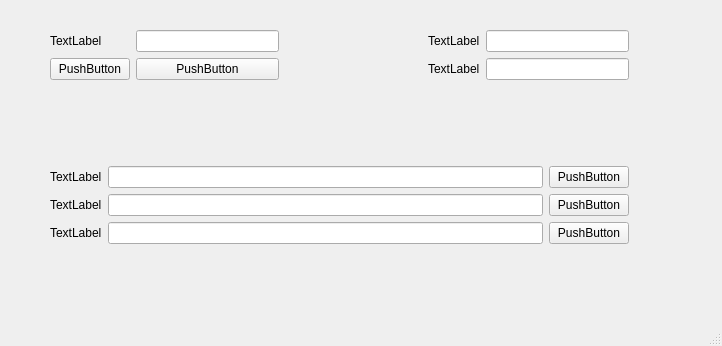
Before: the Qt Designer form samp4_1/mainwindow.ui in wlnetman/Qt59_cpp_dev_guide, drawn with Qt 5.
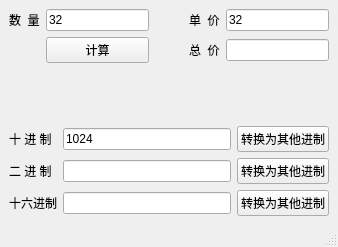
After: the same form once the commit is applied.

Patch:
```diff
--- a/samp4_1/mainwindow.ui
+++ b/samp4_1/mainwindow.ui
@@ -6,23 +6,16 @@
    <rect>
     <x>0</x>
     <y>0</y>
-    <width>722</width>
-    <height>346</height>
+    <width>338</width>
+    <height>247</height>
    </rect>
   </property>
   <property name="windowTitle">
    <string>MainWindow</string>
   </property>
   <widget class="QWidget" name="centralwidget">
-   <widget class="QWidget" name="">
-    <property name="geometry">
-     <rect>
-      <x>50</x>
-      <y>30</y>
-      <width>579</width>
-      <height>214</height>
-     </rect>
-    </property>
+   <layout class="QGridLayout" name="gridLayout_3">
+    <item row="0" column="0">
     <layout class="QVBoxLayout" name="verticalLayout">
      <item>
       <layout class="QGridLayout" name="gridLayout">
@@ -40,36 +33,37 @@
         </spacer>
        </item>
        <item row="0" column="4">
-        <widget class="QLineEdit" name="lineEdit_2"/>
+         <widget class="QLineEdit" name="edPrice">
+          <property name="text">
+           <string>32</string>
+          </property>
+         </widget>
        </item>
        <item row="0" column="3">
         <widget class="QLabel" name="label_2">
          <property name="text">
-          <string>TextLabel</string>
+           <string>单  价</string>
          </property>
         </widget>
        </item>
        <item row="0" column="0">
         <widget class="QLabel" name="label">
          <property name="text">
-          <string>TextLabel</string>
+           <string>数  量</string>
          </property>
         </widget>
        </item>
        <item row="0" column="1">
-        <widget class="QLineEdit" name="lineEdit"/>
-       </item>
-       <item row="1" column="0">
-        <widget class="QPushButton" name="pushButton">
+         <widget class="QLineEdit" name="edNum">
          <property name="text">
-          <string>PushButton</string>
+           <string>32</string>
          </property>
         </widget>
        </item>
        <item row="1" column="1">
         <widget class="QPushButton" name="pushButton_2">
          <property name="text">
-          <string>PushButton</string>
+           <string>计算</string>
          </property>
         </widget>
        </item>
@@ -89,7 +83,7 @@
        <item row="1" column="3">
         <widget class="QLabel" name="label_3">
          <property name="text">
-          <string>TextLabel</string>
+           <string>总  价</string>
          </property>
         </widget>
        </item>
@@ -116,58 +110,67 @@
        <item row="0" column="0">
         <widget class="QLabel" name="label_4">
          <property name="text">
-          <string>TextLabel</string>
+           <string>十 进 制</string>
          </property>
         </widget>
        </item>
-       <item row="2" column="0">
+        <item row="2" column="2">
+         <widget class="QPushButton" name="pBtnBin">
+          <property name="text">
+           <string>转换为其他进制</string>
+          </property>
+         </widget>
+        </item>
+        <item row="3" column="0">
         <widget class="QLabel" name="label_6">
          <property name="text">
-          <string>TextLabel</string>
+           <string>十六进制</string>
          </property>
         </widget>
        </item>
-       <item row="1" column="0">
+        <item row="2" column="0">
         <widget class="QLabel" name="label_5">
          <property name="text">
-          <string>TextLabel</string>
+           <string>二 进 制</string>
          </property>
         </widget>
        </item>
-       <item row="1" column="1">
-        <widget class="QLineEdit" name="lineEdit_5"/>
+        <item row="3" column="1">
+         <widget class="QLineEdit" name="edHex"/>
+        </item>
+        <item row="0" column="2">
+         <widget class="QPushButton" name="pBtnDec">
+          <property name="text">
+           <string>转换为其他进制</string>
+          </property>
+         </widget>
+        </item>
+        <item row="3" column="2">
+         <widget class="QPushButton" name="pBtnHex">
+          <property name="text">
+           <string>转换为其他进制</string>
+          </property>
+         </widget>
        </item>
        <item row="0" column="1">
-        <widget class="QLineEdit" name="lineEdit_4"/>
+         <widget class="QLineEdit" name="edDec">
+          <property name="text">
+           <string>1024</string>
+          </property>
+         </widget>
        </item>
        <item row="2" column="1">
-        <widget class="QLineEdit" name="lineEdit_6"/>
-       </item>
-       <item row="0" column="2">
-        <widget class="QPushButton" name="pushButton_3">
+         <widget class="QLineEdit" name="edBin">
          <property name="text">
-          <string>PushButton</string>
+           <string/>
          </property>
         </widget>
        </item>
-       <item row="1" column="2">
-        <widget class="QPushButton" name="pushButton_4">
-         <property name="text">
-          <string>PushButton</string>
-         </property>
-        </widget>
-       </item>
-       <item row="2" column="2">
-        <widget class="QPushButton" name="pushButton_5">
-         <property name="text">
-          <string>PushButton</string>
-         </property>
-        </widget>
-       </item>
+       </layout>
+      </item>
       </layout>
      </item>
     </layout>
-   </widget>
   </widget>
   <widget class="QMenuBar" name="menubar">
    <property name="geometry">
```
Left out of the diff: 6 changed lines with no effect on the pictures. Lines whose indentation alone changed are shown as unchanged.
